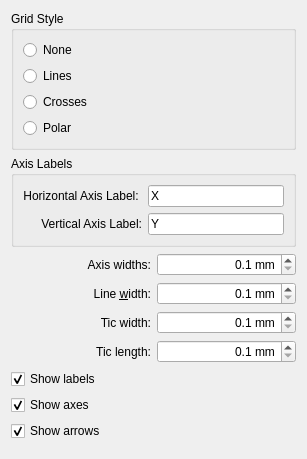
KDE/kmplot, file kmplot/settingspagediagram.ui: the form before one commit.
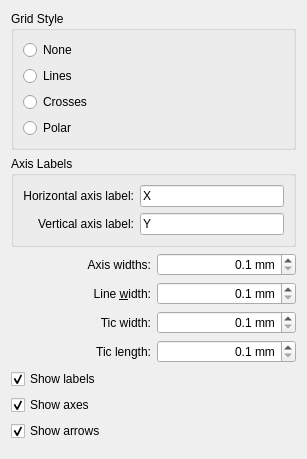
The form after the commit.

```diff
--- a/kmplot/settingspagediagram.ui
+++ b/kmplot/settingspagediagram.ui
@@ -81,7 +81,7 @@
          <string>Label on horizontal axis.</string>
         </property>
         <property name="text">
-         <string>Horizontal Axis Label: </string>
+         <string>Horizontal axis label:</string>
         </property>
         <property name="alignment">
          <set>Qt::AlignRight|Qt::AlignTrailing|Qt::AlignVCenter</set>
@@ -101,7 +101,7 @@
          <string>Label on vertical axis.</string>
         </property>
         <property name="text">
-         <string>Vertical Axis Label:</string>
+         <string>Vertical axis label:</string>
         </property>
         <property name="alignment">
          <set>Qt::AlignRight|Qt::AlignTrailing|Qt::AlignVCenter</set>
```
Left out of the diff: 6 changed lines with no effect on the pictures.
